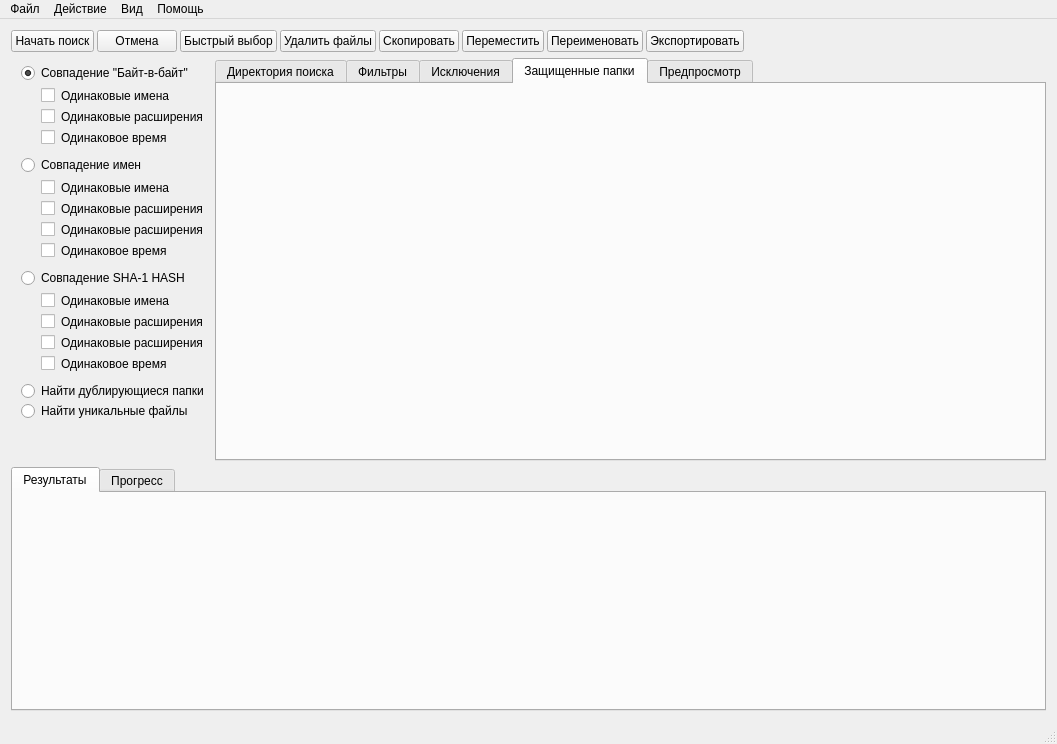
Above: mainwindow.ui from moevm/gui-1h2018-36 before the change. Below: the same form after it.
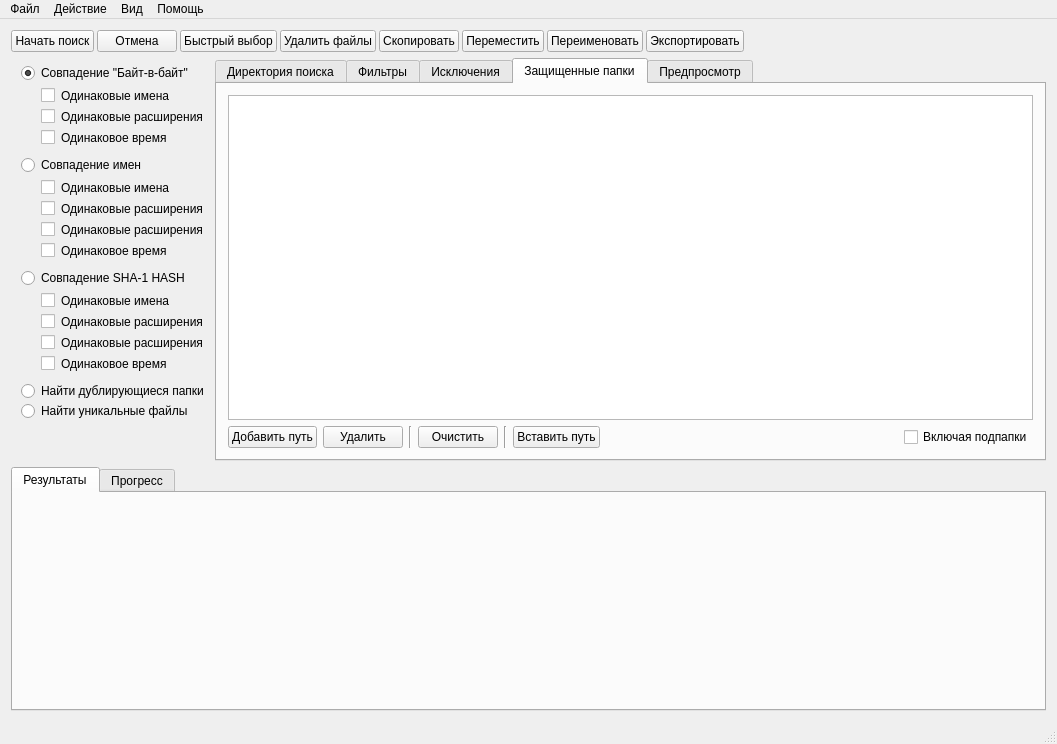
That is the form after the change. The open tabs and pages were chosen to show the change. Icons and pictures are not drawn.

Commit message: Добавлены элементы для вкладки Защищенные директории

```diff
--- a/mainwindow.ui
+++ b/mainwindow.ui
@@ -651,6 +651,81 @@
            <attribute name="title">
             <string>Защищенные папки</string>
            </attribute>
+           <layout class="QGridLayout" name="gridLayout_6">
+            <item row="0" column="0">
+             <layout class="QGridLayout" name="gridLayout_5">
+              <item row="0" column="0">
+               <widget class="QListView" name="listViewProtected"/>
+              </item>
+              <item row="1" column="0">
+               <layout class="QHBoxLayout" name="horizontalLayout_5">
+                <item>
+                 <widget class="QPushButton" name="btnAddPathProtected">
+                  <property name="text">
+                   <string>Добавить путь</string>
+                  </property>
+                 </widget>
+                </item>
+                <item>
+                 <widget class="QPushButton" name="btnRemovePathProtected">
+                  <property name="text">
+                   <string>Удалить</string>
+                  </property>
+                 </widget>
+                </item>
+                <item>
+                 <widget class="Line" name="line_3">
+                  <property name="orientation">
+                   <enum>Qt::Vertical</enum>
+                  </property>
+                 </widget>
+                </item>
+                <item>
+                 <widget class="QPushButton" name="btnClearPathProtected">
+                  <property name="text">
+                   <string>Очистить</string>
+                  </property>
+                 </widget>
+                </item>
+                <item>
+                 <widget class="Line" name="line_4">
+                  <property name="orientation">
+                   <enum>Qt::Vertical</enum>
+                  </property>
+                 </widget>
+                </item>
+                <item>
+                 <widget class="QPushButton" name="btnPastePathProtected">
+                  <property name="text">
+                   <string>Вставить путь</string>
+                  </property>
+                 </widget>
+                </item>
+                <item>
+                 <spacer name="horizontalSpacer_4">
+                  <property name="orientation">
+                   <enum>Qt::Horizontal</enum>
+                  </property>
+                  <property name="sizeHint" stdset="0">
+                   <size>
+                    <width>40</width>
+                    <height>20</height>
+                   </size>
+                  </property>
+                 </spacer>
+                </item>
+                <item>
+                 <widget class="QCheckBox" name="chkIncludeSubfoldersProtected">
+                  <property name="text">
+                   <string>Включая подпапки</string>
+                  </property>
+                 </widget>
+                </item>
+               </layout>
+              </item>
+             </layout>
+            </item>
+           </layout>
           </widget>
           <widget class="QWidget" name="tabPreview">
            <attribute name="title">
```
Left out of the diff: 2 changed lines with no effect on the pictures. The commit also changes 2 other files.
